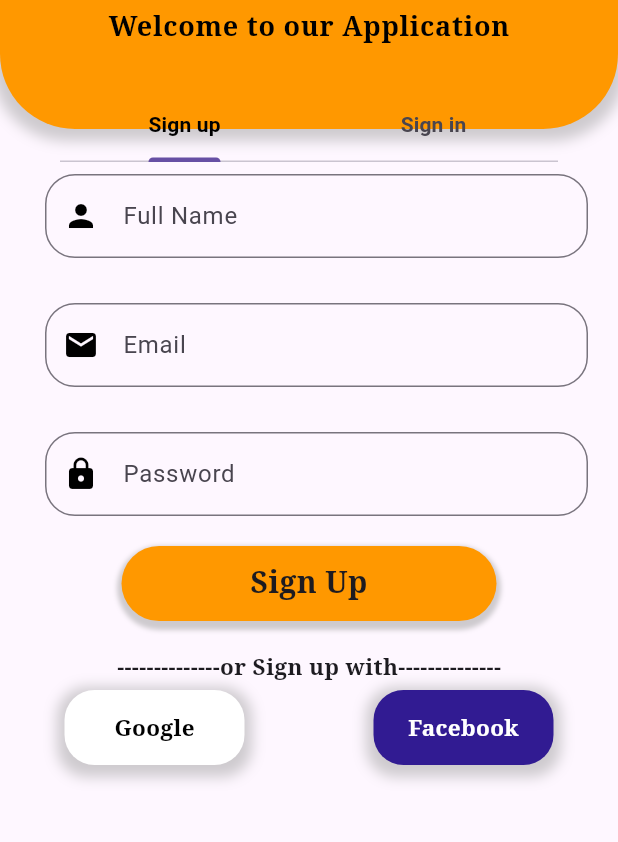
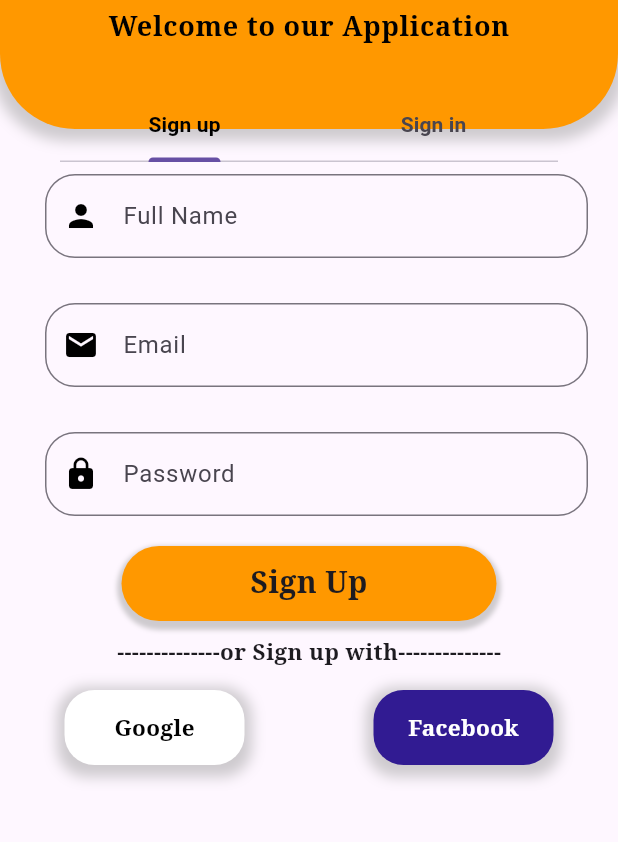
Before and after one commit to krishnarajkumar0610/grocery_app, a Flutter app: the screen it shows after launch, on a phone screen of 412 x 824 dp, the part 291-1133 px from its top. Run offline on Flutter 3.47's test engine with Material 3 defaults, Android fonts, the phone set to English and light mode, and no system bars; our stand-ins replace flutter_bloc, google_fonts.

Commit message:
Grocery App

```diff
--- a/grocery_app/lib/screens/new_user.dart
+++ b/grocery_app/lib/screens/new_user.dart
@@ -18,6 +18,7 @@ class _NewUserState extends State<NewUser> {
   Widget build(BuildContext context) {
     return DefaultTabController(
       length: 2,
+      animationDuration: const Duration(seconds: 1),
       child: Scaffold(
         appBar: PreferredSize(
           preferredSize: const Size.fromHeight(280),
@@ -130,17 +131,19 @@ class _NewUserState extends State<NewUser> {
                       padding: const EdgeInsets.only(
                           left: 30.0, right: 20.0, top: 30),
                       child: getField(
-                          _fullName,
+                          _password,
                           "Password",
                           const Icon(
                             Icons.lock,
                             color: Colors.black,
                           ))),
                   Padding(
-                    padding: const EdgeInsets.all(20.0),
+                    padding: const EdgeInsets.only(top: 20.0),
                     child: GestureDetector(
                       onTap: () {
                         // when i sign up then it need to display a box to tell go to sign in page
+                        _fullName.dispose();
+                        _password.dispose();
                         Navigator.pushReplacement(
                             context,
                             MaterialPageRoute(
@@ -171,10 +174,13 @@ class _NewUserState extends State<NewUser> {
                       ),
                     ),
                   ),
-                  Text(
-                    "--------------or Sign up with--------------",
-                    style: GoogleFonts.notoSerif(
-                        fontWeight: FontWeight.bold, fontSize: 15),
+                  Padding(
+                    padding: const EdgeInsets.all(10.0),
+                    child: Text(
+                      "--------------or Sign up with--------------",
+                      style: GoogleFonts.notoSerif(
+                          fontWeight: FontWeight.bold, fontSize: 15),
+                    ),
                   ),
                   Padding(
                     padding: const EdgeInsets.only(top: 5.0),
@@ -245,19 +251,9 @@ class _NewUserState extends State<NewUser> {
                           left: 30.0, right: 20.0, top: 30),
                       child: getField(
                           _fullName,
-                          "Full Name",
+                          "User Name",
                           const Icon(
                             Icons.person,
-                            color: Colors.black,
-                          ))),
-                  Padding(
-                      padding: const EdgeInsets.only(
-                          left: 30.0, right: 20.0, top: 30),
-                      child: getField(
-                          _email,
-                          "Email",
-                          const Icon(
-                            Icons.email,
                             color: Colors.black,
                           ))),
                   Padding(
@@ -271,10 +267,13 @@ class _NewUserState extends State<NewUser> {
                             color: Colors.black,
                           ))),
                   Padding(
-                    padding: const EdgeInsets.all(20.0),
+                    padding: const EdgeInsets.only(top: 30.0),
                     child: GestureDetector(
                       onTap: () {
                         // when i sign up then it need to display a box to tell go to sign in page
+                        _fullName.dispose();
+
+                        _password.dispose();
                         Navigator.pushReplacement(
                             context,
                             MaterialPageRoute(
@@ -297,7 +296,7 @@ class _NewUserState extends State<NewUser> {
                             ]),
                         child: Center(
                           child: Text(
-                            "Sign Up",
+                            "Sign In",
                             style: GoogleFonts.notoSerif(
                                 fontWeight: FontWeight.bold, fontSize: 20),
                           ),
@@ -305,13 +304,24 @@ class _NewUserState extends State<NewUser> {
                       ),
                     ),
                   ),
-                  Text(
-                    "--------------or Sign up with--------------",
-                    style: GoogleFonts.notoSerif(
-                        fontWeight: FontWeight.bold, fontSize: 15),
+                  Padding(
+                    padding: const EdgeInsets.only(left: 190.0, top: 10),
+                    child: Text(
+                      "Forget password?",
+                      style: GoogleFonts.notoSerif(
+                          fontSize: 15, fontWeight: FontWeight.bold),
+                    ),
                   ),
                   Padding(
-                    padding: const EdgeInsets.only(top: 5.0),
+                    padding: const EdgeInsets.only(top: 10.0),
+                    child: Text(
+                      "--------------or Sign In with--------------",
+                      style: GoogleFonts.notoSerif(
+                          fontWeight: FontWeight.bold, fontSize: 15),
+                    ),
+                  ),
+                  Padding(
+                    padding: const EdgeInsets.only(top: 20.0),
                     child: Row(
                       mainAxisAlignment: MainAxisAlignment.spaceAround,
                       children: [
```
